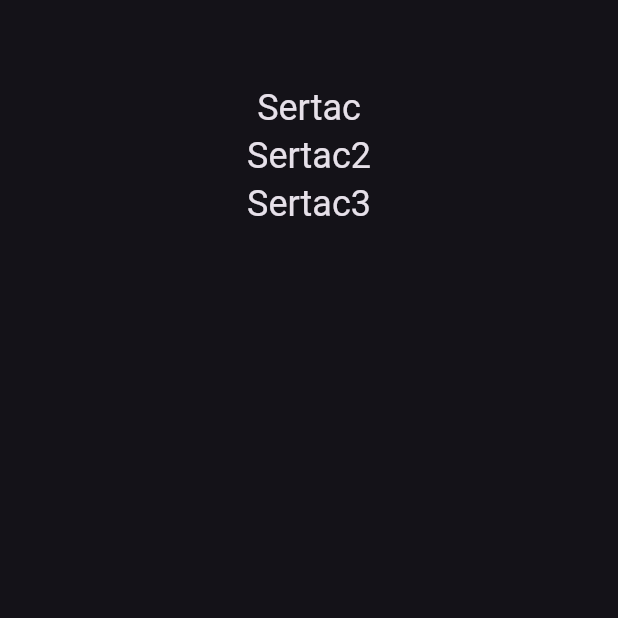
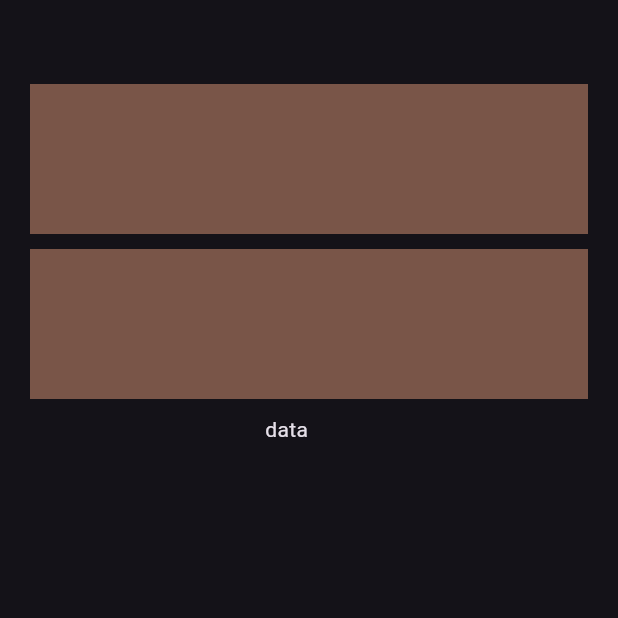
Before and after one commit to SertacN/flutter_learn, a Flutter app: the screen it shows after launch, on a phone screen of 412 x 824 dp, the top half of it. Run offline on Flutter 3.47's test engine with Material 3 defaults, Android fonts, the phone set to English and light mode, and no system bars.

Commit message:
padding learn

```diff
--- /dev/null
+++ b/flutter_learn/lib/100/padding_learn.dart
@@ -0,0 +1,40 @@
+import 'package:flutter/material.dart';
+
+class PaddingLearn extends StatelessWidget {
+  const PaddingLearn({super.key});
+
+  @override
+  Widget build(BuildContext context) {
+    return Scaffold(
+      appBar: AppBar(),
+      body: Padding(
+        padding: ProjectPadding.horizontalPadding,
+        child: Column(
+          children: [
+            Container(
+              height: 100,
+              color: Colors.brown,
+            ),
+            Padding(
+              padding: ProjectPadding.verticalPadding,
+              child: Container(
+                height: 100,
+                color: Colors.brown,
+              ),
+            ),
+            const Padding(
+              padding: ProjectPadding.onlyRightPadding,
+              child: Text('data'),
+            )
+          ],
+        ),
+      ),
+    );
+  }
+}
+
+class ProjectPadding {
+  static const horizontalPadding = EdgeInsets.symmetric(horizontal: 20);
+  static const verticalPadding = EdgeInsets.symmetric(vertical: 10);
+  static const onlyRightPadding = EdgeInsets.only(right: 30);
+}
--- a/flutter_learn/lib/100/stateless_widget_learn.dart
+++ b/flutter_learn/lib/100/stateless_widget_learn.dart
@@ -5,21 +5,33 @@ class StatelessWidgetLearn extends StatelessWidget {
 
   @override
   Widget build(BuildContext context) {
+    var title2 = 'Sertac';
+    var title3 = 'Sertac2';
+    var title4 = 'Sertac3';
+
     return Scaffold(
       appBar: AppBar(),
-      body: const Column(children: [
-        TitleTextWidget(title: 'Sertac'),
-        TitleTextWidget(title: 'Sertac2'),
-        TitleTextWidget(title: 'Sertac3'),
-        ContainerWidget()
+      body: Column(children: [
+        _TitleTextWidget(title: title2),
+        emptyBox(),
+        _TitleTextWidget(title: title3),
+        emptyBox(),
+        _TitleTextWidget(title: title4),
+        const ContainerWidget()
       ]),
+    );
+  }
+
+  SizedBox emptyBox() {
+    return const SizedBox(
+      height: 10,
     );
   }
 }
 
-class TitleTextWidget extends StatelessWidget {
-  const TitleTextWidget({
-    super.key,
+// _ anlamı sadece o dosyada kullanılabilir.
+class _TitleTextWidget extends StatelessWidget {
+  const _TitleTextWidget({
     required this.title,
   });
   final String title;
--- a/flutter_learn/lib/main.dart
+++ b/flutter_learn/lib/main.dart
@@ -1,7 +1,8 @@
 import 'package:flutter/material.dart';
 import 'package:flutter/services.dart';
+import 'package:flutter_learn/100/padding_learn.dart';
 // import 'package:flutter_learn/100/colors_learn.dart';
-import 'package:flutter_learn/100/stateless_widget_learn.dart';
+// import 'package:flutter_learn/100/stateless_widget_learn.dart';
 // import 'package:flutter_learn/100/appbar_learn.dart';
 // import 'package:flutter_learn/100/icon_learn.dart';
 // import 'package:flutter_learn/100/button_learn.dart';
@@ -29,7 +30,7 @@ class MyApp extends StatelessWidget {
         elevation: 0,
         systemOverlayStyle: SystemUiOverlayStyle.light,
       )),
-      home: const StatelessWidgetLearn(),
+      home: const PaddingLearn(),
     );
   }
 }
```
Also changed, not shown: 1 other file.
